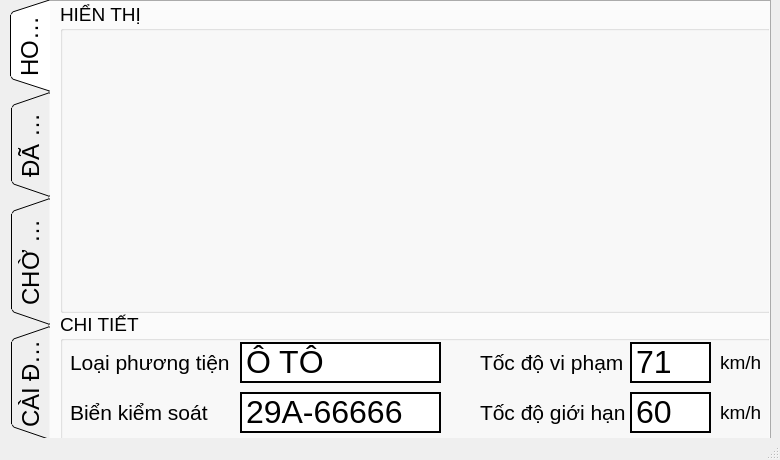
First picture: the form in UI/main.ui, repository ToanICV/speed_gun, before the edit.
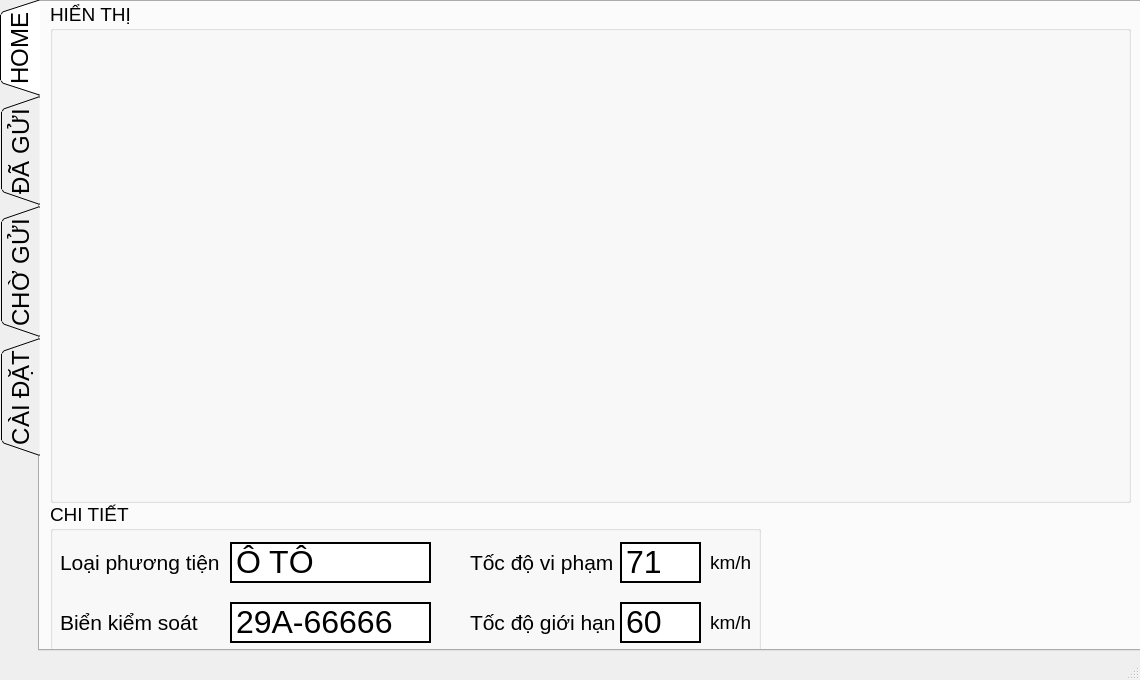
Second picture: the form after the edit.

```diff
--- a/UI/main.ui
+++ b/UI/main.ui
@@ -6,20 +6,20 @@
    <rect>
     <x>0</x>
     <y>0</y>
-    <width>780</width>
-    <height>460</height>
+    <width>1140</width>
+    <height>680</height>
    </rect>
   </property>
   <property name="minimumSize">
    <size>
-    <width>780</width>
-    <height>460</height>
+    <width>1140</width>
+    <height>680</height>
    </size>
   </property>
   <property name="maximumSize">
    <size>
-    <width>780</width>
-    <height>460</height>
+    <width>1140</width>
+    <height>680</height>
    </size>
   </property>
   <property name="windowTitle">
@@ -29,10 +29,10 @@
    <widget class="QTabWidget" name="tabWidget">
     <property name="geometry">
      <rect>
-      <x>10</x>
+      <x>0</x>
       <y>0</y>
-      <width>761</width>
-      <height>441</height>
+      <width>1141</width>
+      <height>651</height>
      </rect>
     </property>
     <property name="sizePolicy">
@@ -117,8 +117,8 @@
        <rect>
         <x>10</x>
         <y>0</y>
-        <width>711</width>
-        <height>311</height>
+        <width>1081</width>
+        <height>501</height>
        </rect>
       </property>
       <property name="font">
@@ -137,9 +137,9 @@
        <property name="geometry">
         <rect>
          <x>0</x>
-         <y>20</y>
-         <width>525</width>
-         <height>290</height>
+         <y>30</y>
+         <width>841</width>
+         <height>471</height>
         </rect>
        </property>
        <property name="font">
@@ -157,10 +157,10 @@
       <widget class="QLabel" name="lbl_map">
        <property name="geometry">
         <rect>
-         <x>519</x>
-         <y>20</y>
-         <width>190</width>
-         <height>290</height>
+         <x>839</x>
+         <y>30</y>
+         <width>241</width>
+         <height>471</height>
         </rect>
        </property>
        <property name="font">
@@ -180,9 +180,9 @@
       <property name="geometry">
        <rect>
         <x>10</x>
-        <y>310</y>
+        <y>500</y>
         <width>711</width>
-        <height>131</height>
+        <height>151</height>
        </rect>
       </property>
       <property name="font">
@@ -201,7 +201,7 @@
        <property name="geometry">
         <rect>
          <x>10</x>
-         <y>30</y>
+         <y>40</y>
          <width>161</width>
          <height>41</height>
         </rect>
@@ -219,7 +219,7 @@
        <property name="geometry">
         <rect>
          <x>10</x>
-         <y>80</y>
+         <y>100</y>
          <width>151</width>
          <height>41</height>
         </rect>
@@ -237,7 +237,7 @@
        <property name="geometry">
         <rect>
          <x>420</x>
-         <y>80</y>
+         <y>100</y>
          <width>151</width>
          <height>41</height>
         </rect>
@@ -255,7 +255,7 @@
        <property name="geometry">
         <rect>
          <x>420</x>
-         <y>30</y>
+         <y>40</y>
          <width>151</width>
          <height>41</height>
         </rect>
@@ -273,7 +273,7 @@
        <property name="geometry">
         <rect>
          <x>660</x>
-         <y>30</y>
+         <y>40</y>
          <width>51</width>
          <height>41</height>
         </rect>
@@ -291,7 +291,7 @@
        <property name="geometry">
         <rect>
          <x>660</x>
-         <y>80</y>
+         <y>100</y>
          <width>51</width>
          <height>41</height>
         </rect>
@@ -309,7 +309,7 @@
        <property name="geometry">
         <rect>
          <x>180</x>
-         <y>30</y>
+         <y>40</y>
          <width>201</width>
          <height>41</height>
         </rect>
@@ -341,7 +341,7 @@
        <property name="geometry">
         <rect>
          <x>180</x>
-         <y>80</y>
+         <y>100</y>
          <width>201</width>
          <height>41</height>
         </rect>
@@ -376,7 +376,7 @@
        <property name="geometry">
         <rect>
          <x>570</x>
-         <y>30</y>
+         <y>40</y>
          <width>81</width>
          <height>41</height>
         </rect>
@@ -411,7 +411,7 @@
        <property name="geometry">
         <rect>
          <x>570</x>
-         <y>80</y>
+         <y>100</y>
          <width>81</width>
          <height>41</height>
         </rect>
```
